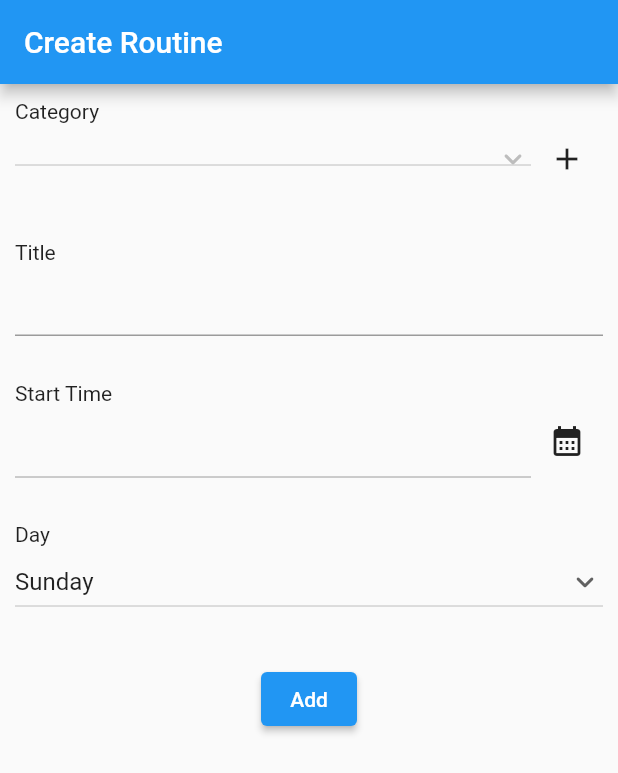
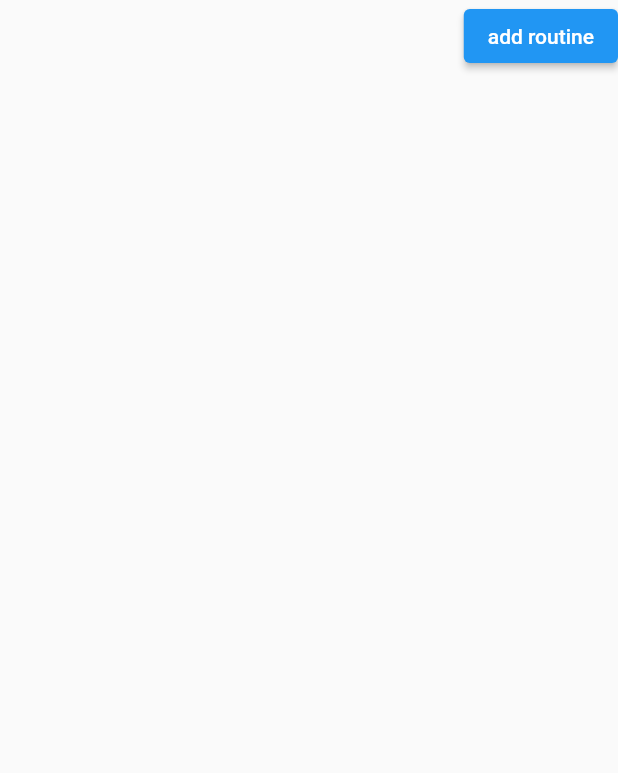
Before and after one commit to hidechy/flutter_isar, a Flutter app: the screen it shows after launch, on a phone screen of 412 x 824 dp. Shown: the top 773 px of the screen. Run offline on Flutter 3.47's test engine with Material 3 defaults, Android fonts, the phone set to English and light mode, and no system bars; our stand-ins replace isar; accounts and stored records are empty; generated files the repository leaves out were written again.

Commit message:
commit 20231222 routine_card_screen

```diff
--- a/lib/main.dart
+++ b/lib/main.dart
@@ -1,6 +1,6 @@
 import 'package:flutter/material.dart';
 import 'package:isar/isar.dart';
-import 'screens/home_screen.dart';
+import 'screens/routine_card_screen.dart';
 import 'collections/category.dart';
 import 'collections/routine.dart';
 import 'package:path_provider/path_provider.dart';
@@ -24,7 +24,7 @@ class MyApp extends StatelessWidget {
   Widget build(BuildContext context) {
     return MaterialApp(
       theme: ThemeData(useMaterial3: false),
-      home: HomeScreen(isar: isar),
+      home: RoutineCardScreen(isar: isar),
     );
   }
 }
--- a/lib/screens/home_screen.dart
+++ b/lib/screens/home_screen.dart
@@ -239,5 +239,7 @@ class _HomeScreenState extends State<HomeScreen> {
 
     dropdownDay = 'Sunday';
     dropdownValue = null;
+
+    Navigator.pop(context);
   }
 }
--- /dev/null
+++ b/lib/screens/routine_card_screen.dart
@@ -0,0 +1,43 @@
+import 'package:flutter/material.dart';
+import 'package:isar/isar.dart';
+import 'package:test_isar_sample/screens/home_screen.dart';
+
+class RoutineCardScreen extends StatefulWidget {
+  const RoutineCardScreen({super.key, required this.isar});
+
+  final Isar isar;
+
+  @override
+  State<RoutineCardScreen> createState() => _RoutineCardScreenState();
+}
+
+class _RoutineCardScreenState extends State<RoutineCardScreen> {
+  @override
+  Widget build(BuildContext context) {
+    return Scaffold(
+      body: SafeArea(
+        child: Column(
+          children: [
+            Row(
+              mainAxisAlignment: MainAxisAlignment.spaceBetween,
+              children: [
+                Container(),
+                ElevatedButton(
+                  onPressed: () {
+                    Navigator.push(
+                      context,
+                      MaterialPageRoute(
+                        builder: (context) => HomeScreen(isar: widget.isar),
+                      ),
+                    );
+                  },
+                  child: Text('add routine'),
+                ),
+              ],
+            ),
+          ],
+        ),
+      ),
+    );
+  }
+}
```
